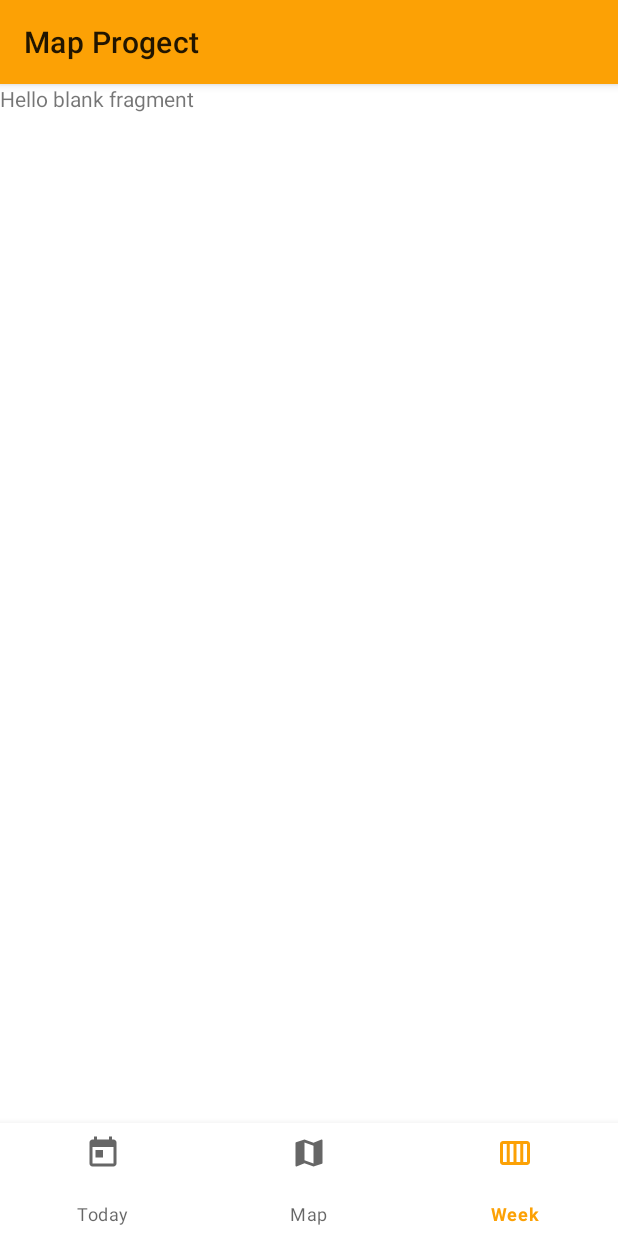
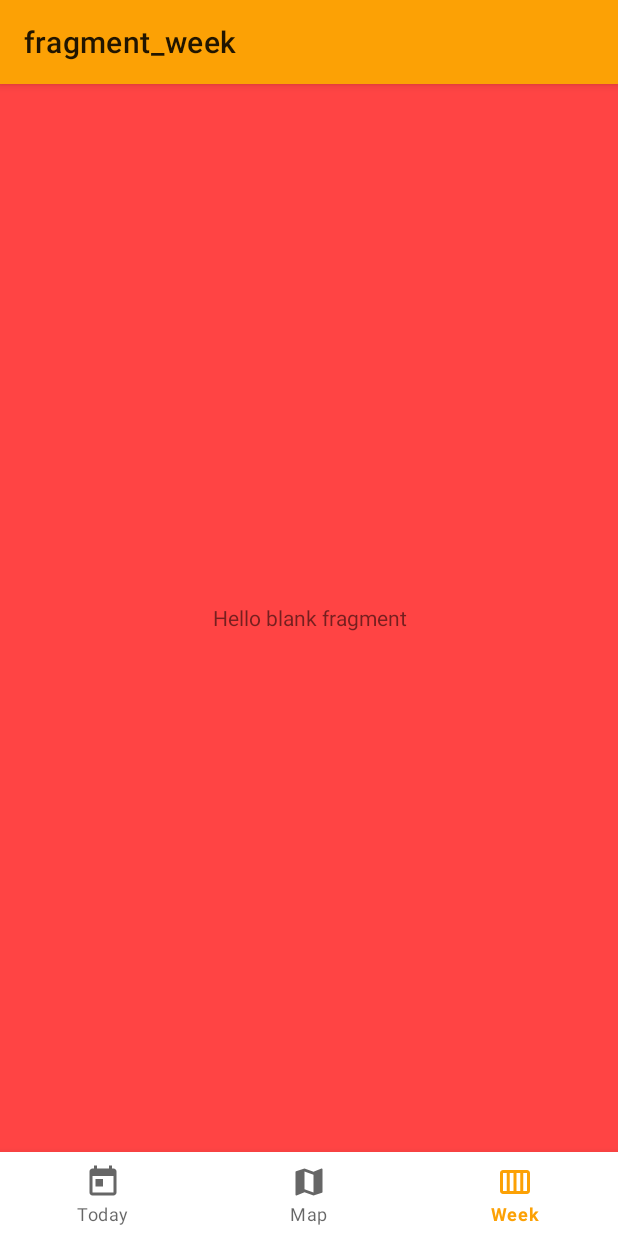
Before and after one commit to SergeyBalchenko/MapProgect, an Android app: the screen it shows after launch (MainActivity), item 3 of the bottom bar chosen, on a phone screen of 412 x 824 dp. Run offline under Robolectric (Android 15) with nearby library versions, the phone set to English and light mode, and no system bars; our stand-ins replace navigation-ui.

Commit message:
change navigation for btn bar

```diff
--- a/app/build.gradle
+++ b/app/build.gradle
@@ -29,7 +29,7 @@ android {
         targetCompatibility JavaVersion.VERSION_1_8
     }
     kotlinOptions {
-        jvmTarget = '1.8'
+        jvmTarget = JavaVersion.VERSION_1_8.toString()
     }
     buildFeatures {
         viewBinding true
--- a/app/src/main/java/com/example/test/app/map_project/MainActivity.kt
+++ b/app/src/main/java/com/example/test/app/map_project/MainActivity.kt
@@ -2,48 +2,34 @@ package com.example.test.app.map_project
 
 import androidx.appcompat.app.AppCompatActivity
 import android.os.Bundle
-import androidx.activity.ComponentActivity
 import androidx.activity.viewModels
 import androidx.core.splashscreen.SplashScreen.Companion.installSplashScreen
-import androidx.fragment.app.Fragment
+import androidx.navigation.findNavController
+import androidx.navigation.ui.AppBarConfiguration
+import androidx.navigation.ui.setupActionBarWithNavController
+import androidx.navigation.ui.setupWithNavController
 import com.example.test.app.mapprogect.R
-import com.example.test.app.mapprogect.databinding.ActivityMainBinding
+import com.google.android.material.bottomnavigation.BottomNavigationView
 
 class MainActivity : AppCompatActivity() {
 
-    lateinit var binding: ActivityMainBinding
 
     private val viewModel : MainViewModel by viewModels()
     override fun onCreate(savedInstanceState: Bundle?) {
         super.onCreate(savedInstanceState)
-
         installSplashScreen().apply {
             setKeepOnScreenCondition{
                 viewModel.isLoading.value
             }
         }
-        binding = ActivityMainBinding.inflate(layoutInflater)
-        setContentView(binding.root)
-        replaceFragment(TodayFragment())
+        setContentView(R.layout.activity_main)
+        val bottomNavigationView = findViewById<BottomNavigationView>(R.id.bottom_nav)
+        val navController = findNavController(R.id.fragmentContainerView)
+        val appBarConfiguration = AppBarConfiguration(setOf(R.id.mapsFragment, R.id.todayFragment, R.id.weekFragment))
 
-        binding.bottomNav.setOnItemSelectedListener {
-            when(it.itemId){
-                R.id.btn_map -> replaceFragment(MapsFragment())
-                R.id.btn_today -> replaceFragment(TodayFragment())
-                R.id.btn_week -> replaceFragment(WeekFragment())
+        setupActionBarWithNavController(navController, appBarConfiguration)
 
-                else -> {
-
-                }
-            }
-            true
-        }
+        bottomNavigationView.setupWithNavController(navController)
 
     }
-    private fun replaceFragment(fragment: Fragment) {
-        val fragmentManager = supportFragmentManager
-        val fragmentTransaction = fragmentManager.beginTransaction()
-        fragmentTransaction.replace(R.id.nav_container, fragment)
-        fragmentTransaction.commit()
-    }
 }
--- a/app/src/main/java/com/example/test/app/map_project/MapsFragment.kt
+++ b/app/src/main/java/com/example/test/app/map_project/MapsFragment.kt
@@ -96,7 +96,7 @@ class MapsFragment : Fragment(R.layout.fragment_maps), OnMapReadyCallback, Googl
                 )
 
                 val cityName = addresses?.firstOrNull()?.locality ?: "Unknown City"
-                val markerOptions = MarkerOptions().position(latLng).title(cityName)
+                val markerOptions = MarkerOptions().position(latLng).title(cityName).draggable(true)
                 googleMap?.animateCamera(CameraUpdateFactory.newLatLng(latLng))
                 googleMap?.animateCamera(CameraUpdateFactory.newLatLngZoom(latLng, 7f))
                 googleMap?.clear()
--- a/app/src/main/res/layout/activity_main.xml
+++ b/app/src/main/res/layout/activity_main.xml
@@ -7,28 +7,27 @@
     android:layout_height="match_parent"
     tools:context="com.example.test.app.map_project.MainActivity">
 
-    <androidx.fragment.app.FragmentContainerView
-        android:id="@+id/nav_container"
-        android:name="androidx.navigation.fragment.NavHostFragment"
-        android:layout_width="match_parent"
-        android:layout_height="0dp"
-        app:defaultNavHost="true"
-        app:navGraph="@navigation/navigation_graph"
-        app:layout_constraintBottom_toTopOf="@id/bottom_nav"
-        app:layout_constraintEnd_toEndOf="parent"
-        app:layout_constraintStart_toStartOf="parent"
-        app:layout_constraintTop_toTopOf="parent"
-        tools:context="com.example.test.app.map_project.MapsFragment"
-        />
 
     <com.google.android.material.bottomnavigation.BottomNavigationView
         android:id="@+id/bottom_nav"
         android:layout_width="match_parent"
-        android:layout_height="75dp"
+        android:layout_height="wrap_content"
         android:layout_alignParentBottom="true"
         app:layout_constraintBottom_toBottomOf="parent"
         app:layout_constraintEnd_toEndOf="parent"
         app:layout_constraintStart_toStartOf="parent"
         app:menu="@menu/bottom_nav" />
 
+    <fragment
+        android:id="@+id/fragmentContainerView"
+        android:name="androidx.navigation.fragment.NavHostFragment"
+        android:layout_width="match_parent"
+        android:layout_height="0dp"
+        app:defaultNavHost="true"
+        app:layout_constraintBottom_toTopOf="@id/bottom_nav"
+        app:layout_constraintEnd_toEndOf="parent"
+        app:layout_constraintStart_toStartOf="parent"
+        app:layout_constraintTop_toTopOf="parent"
+        app:navGraph="@navigation/navigation_graph" />
+
 </androidx.constraintlayout.widget.ConstraintLayout>
--- a/app/src/main/res/layout/fragment_today.xml
+++ b/app/src/main/res/layout/fragment_today.xml
@@ -3,6 +3,7 @@
     xmlns:tools="http://schemas.android.com/tools"
     android:layout_width="match_parent"
     android:layout_height="match_parent"
+    android:background="@android:color/holo_orange_light"
     tools:context="com.example.test.app.map_project.TodayFragment">
 
     <!-- TODO: Update blank fragment layout -->
@@ -10,6 +11,7 @@
         android:id="@+id/tvCityName"
         android:layout_width="match_parent"
         android:layout_height="match_parent"
+        android:gravity="center"
         android:text="@string/hello_blank_fragment" />
 
 </FrameLayout>
--- a/app/src/main/res/layout/fragment_week.xml
+++ b/app/src/main/res/layout/fragment_week.xml
@@ -3,12 +3,14 @@
     xmlns:tools="http://schemas.android.com/tools"
     android:layout_width="match_parent"
     android:layout_height="match_parent"
+    android:background="@android:color/holo_red_light"
     tools:context="com.example.test.app.map_project.WeekFragment">
 
     <!-- TODO: Update blank fragment layout -->
     <TextView
         android:layout_width="match_parent"
         android:layout_height="match_parent"
+        android:gravity="center"
         android:text="@string/hello_blank_fragment" />
 
 </FrameLayout>
--- a/app/src/main/res/menu/bottom_nav.xml
+++ b/app/src/main/res/menu/bottom_nav.xml
@@ -2,17 +2,17 @@
 <menu xmlns:android="http://schemas.android.com/apk/res/android">
 
     <item
-        android:id="@+id/btn_today"
+        android:id="@+id/todayFragment"
         android:icon="@drawable/ic_today"
         android:enabled="true"
         android:title="Today"/>
     <item
-        android:id="@+id/btn_map"
+        android:id="@+id/mapsFragment"
         android:icon="@drawable/ic_map"
         android:enabled="true"
         android:title="Map"/>
     <item
-        android:id="@+id/btn_week"
+        android:id="@+id/weekFragment"
         android:icon="@drawable/ic_calendar_week"
         android:enabled="true"
         android:title="Week"/>
```
